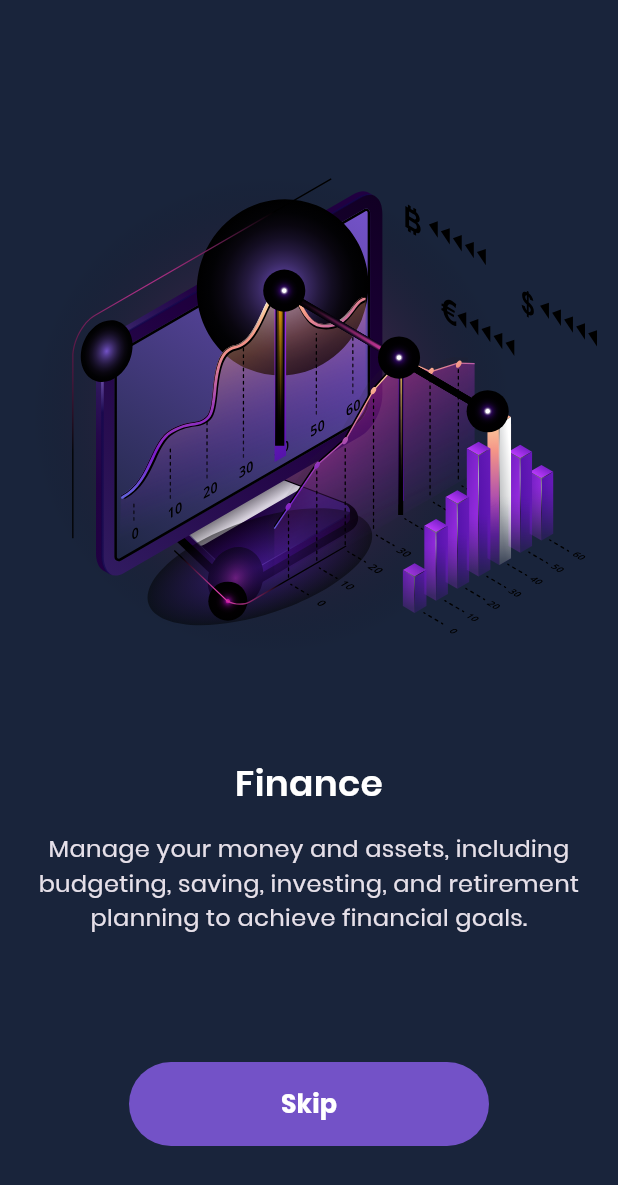
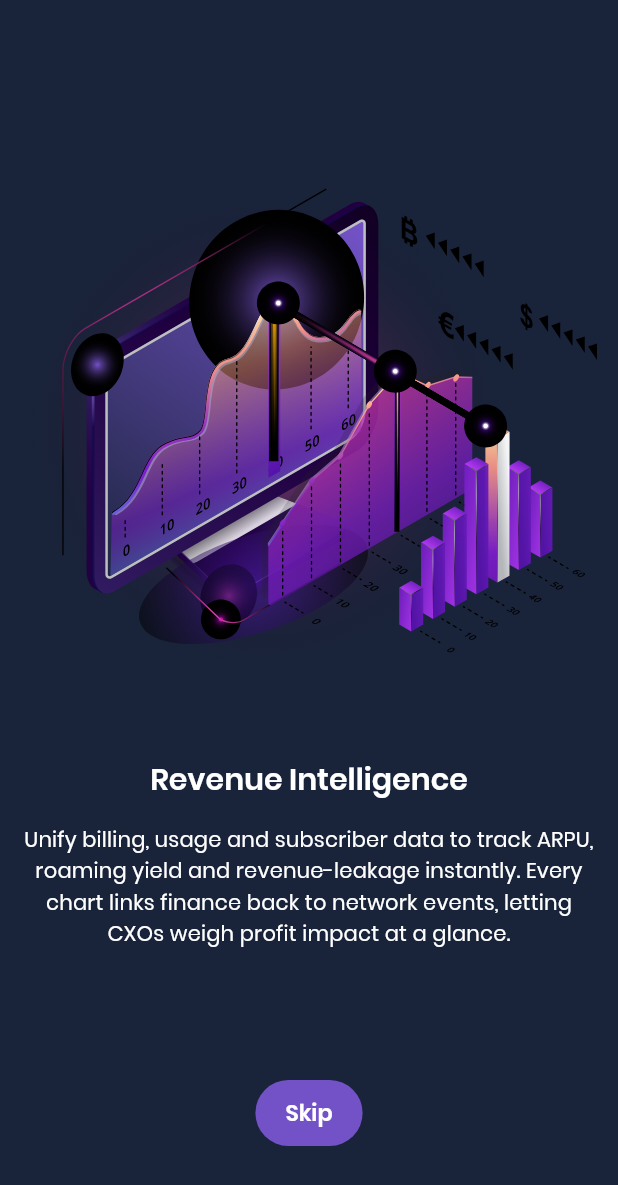
Before and after one commit to Sachin-Advait/omniview, a Flutter app: the screen it shows after launch, swiped to page 2, on a phone screen of 412 x 824 dp. Shown: the top 1185 px of the screen. Run offline on Flutter 3.47's test engine with Material 3 defaults, Android fonts, the phone set to English and light mode, and no system bars; our stand-ins replace dio, equatable, fl_chart, flutter_bloc, flutter_screenutil, flutter_svg and 4 more; accounts and stored records are empty.

Commit message:
Update the text and optimize the svg.

```diff
--- a/lib/modules/onboarding/components/onboarding_data.dart
+++ b/lib/modules/onboarding/components/onboarding_data.dart
@@ -14,21 +14,21 @@ class OnboardingData {
 
 final onboardingPages = [
   OnboardingData(
-    title: 'Strategy',
+    title: 'Network Pulse',
     description:
-        'Focused your plan designed to achieve specific goals. It includes defining objectives, market research, and aligning a roadmap to reach desired outcomes.',
+        'See dropped-call ratio, data throughput, latency and 7 other critical KPIs in real time. OmniView turns raw network telemetry into clear, actionable insights—so you can fix issues before customers even notice.',
     icon: AppSvg.onboarding01,
   ),
   OnboardingData(
-    title: 'Finance',
+    title: 'Revenue Intelligence',
     description:
-        'Manage your money and assets, including budgeting, saving, investing, and retirement planning to achieve financial goals.',
+        'Unify billing, usage and subscriber data to track ARPU, roaming yield and revenue-leakage instantly. Every chart links finance back to network events, letting CXOs weigh profit impact at a glance.',
     icon: AppSvg.onboarding02,
   ),
   OnboardingData(
-    title: 'Analytics',
+    title: 'Strategic Insights',
     description:
-        'Analyzing data to uncover patterns, insights, and trends to support informed decision-making, improve performance, predict outcomes, and improve efficiency.',
+        'AI-powered forecasts simulate 5 G rollout, tariff tweaks and CAPEX plans. Align the entire leadership team around a data-backed roadmap that boosts market share and customer loyalty.',
     icon: AppSvg.onboarding03,
   ),
 ];
--- a/lib/modules/onboarding/page/onboarding.dart
+++ b/lib/modules/onboarding/page/onboarding.dart
@@ -2,7 +2,10 @@ import 'package:flutter/material.dart';
 import 'package:flutter_bloc/flutter_bloc.dart';
 import 'package:flutter_svg/svg.dart';
 import 'package:go_router/go_router.dart';
+import 'package:omniview/common/utils/size_config.dart';
+import 'package:omniview/common/widgets/purple_button.dart';
 import 'package:omniview/config/theme/app_colors.dart';
+import 'package:omniview/config/theme/app_theme.dart';
 import 'package:omniview/data/source/local/session_manager.dart';
 import 'package:omniview/modules/onboarding/components/onboarding_data.dart';
 import 'package:omniview/modules/onboarding/cubit/onboarding_cubit.dart';
@@ -16,7 +19,30 @@ class Onboarding extends StatefulWidget {
 }
 
 class _OnboardingState extends State<Onboarding> {
-  PageController pageController = PageController();
+  late PageController pageController;
+  final Map<String, Widget> _svgCache = {};
+
+  @override
+  void initState() {
+    super.initState();
+    pageController = PageController();
+    _buildSvgCache();
+  }
+
+  void _buildSvgCache() {
+    // Cache SVG widgets to avoid rebuilding them
+    for (final page in onboardingPages) {
+      _svgCache[page.icon] = RepaintBoundary(
+        child: SvgPicture.asset(page.icon, height: 400, fit: BoxFit.contain),
+      );
+    }
+  }
+
+  @override
+  void dispose() {
+    pageController.dispose();
+    super.dispose();
+  }
 
   @override
   Widget build(BuildContext context) {
@@ -24,28 +50,64 @@ class _OnboardingState extends State<Onboarding> {
       body: Column(
         children: [
           Expanded(
-            child: BlocBuilder<OnboardingCubit, int>(
-              builder: (context, index) {
-                return PageView.builder(
+            child: PageView.builder(
               controller: pageController,
               itemCount: onboardingPages.length,
+              physics: const BouncingScrollPhysics(),
               onPageChanged: (index) {
                 context.read<OnboardingCubit>().setPage(index);
               },
               itemBuilder: (context, index) {
-                    final page = onboardingPages[index];
+                return _OnboardingPage(
+                  page: onboardingPages[index],
+                  index: index,
+                );
+              },
+            ),
+          ),
+          _NavigationButton(
+            pageController: pageController,
+            totalPages: onboardingPages.length,
+          ),
+          const SizedBox(height: 60),
+        ],
+      ),
+    );
+  }
+}
+
+// Separate widget to prevent unnecessary rebuilds
+class _OnboardingPage extends StatelessWidget {
+  final OnboardingData page;
+  final int index;
+
+  const _OnboardingPage({required this.page, required this.index});
+
+  @override
+  Widget build(BuildContext context) {
     return Padding(
       padding: const EdgeInsets.symmetric(horizontal: 14.0),
       child: Column(
         mainAxisAlignment: MainAxisAlignment.center,
         children: [
-                          SvgPicture.asset(page.icon, height: 400),
+          // Use RepaintBoundary to optimize SVG rendering
+          RepaintBoundary(
+            child: SvgPicture.asset(
+              page.icon,
+              height: 400,
+              placeholderBuilder: (context) => SizedBox(
+                height: 400,
+                child: Center(
+                  child: CircularProgressIndicator(color: AppColors.white),
+                ),
+              ),
+            ),
+          ),
           const SizedBox(height: 20),
           Text(
             page.title,
-                            style: const TextStyle(
-                              fontSize: 24,
-                              fontWeight: FontWeight.w600,
+            style: context.semiBold.copyWith(
+              fontSize: 20,
               color: AppColors.white,
             ),
           ),
@@ -53,60 +115,55 @@ class _OnboardingState extends State<Onboarding> {
           Text(
             page.description,
             textAlign: TextAlign.center,
-                            style: const TextStyle(fontSize: 16),
+            style: context.regular.copyWith(fontSize: 14),
           ),
-                        ],
-                      ),
-                    );
-                  },
-                );
-              },
-            ),
-          ),
-          BlocBuilder<OnboardingCubit, int>(
-            builder: (context, _) {
-              final cubit = context.read<OnboardingCubit>();
-              final isLast = cubit.isLastPage(onboardingPages.length);
-
-              return TextButton(
-                onPressed: () {
-                  if (isLast) {
-                    context.goNamed(Routes.login);
-                    SessionManager.saveIsFirstTime(true);
-                  } else {
-                    cubit.nextPage(onboardingPages.length);
-                    pageController.animateToPage(
-                      cubit.state,
-                      duration: const Duration(milliseconds: 300),
-                      curve: Curves.easeInOut,
-                    );
-                  }
-                },
-                style: ElevatedButton.styleFrom(
-                  fixedSize: Size.fromWidth(240),
-                  backgroundColor: AppColors.primary,
-                  padding: const EdgeInsets.symmetric(vertical: 16),
-                  shape: RoundedRectangleBorder(
-                    borderRadius: BorderRadius.circular(30),
-                  ),
-                ),
-                child: Padding(
-                  padding: const EdgeInsets.symmetric(horizontal: 20),
-                  child: Text(
-                    isLast ? "Get Started" : "Skip",
-                    style: const TextStyle(
-                      fontSize: 17,
-                      color: AppColors.white,
-                      fontWeight: FontWeight.bold,
-                    ),
-                  ),
-                ),
-              );
-            },
-          ),
-          SizedBox(height: 60),
         ],
       ),
     );
   }
 }
+
+class _NavigationButton extends StatelessWidget {
+  final PageController pageController;
+  final int totalPages;
+
+  const _NavigationButton({
+    required this.pageController,
+    required this.totalPages,
+  });
+
+  @override
+  Widget build(BuildContext context) {
+    return BlocBuilder<OnboardingCubit, int>(
+      buildWhen: (previous, current) => previous != current,
+      builder: (context, currentPage) {
+        final cubit = context.read<OnboardingCubit>();
+        final isLast = cubit.isLastPage(totalPages);
+
+        return PurpleButton(
+          width: 150.widthMultiplier,
+          onPressed: () => _handleButtonPress(context, cubit, isLast),
+          title: currentPage == 0 ? "Get Started" : "Skip",
+        );
+      },
+    );
+  }
+
+  void _handleButtonPress(
+    BuildContext context,
+    OnboardingCubit cubit,
+    bool isLast,
+  ) {
+    if (isLast) {
+      context.goNamed(Routes.login);
+      SessionManager.saveIsFirstTime(true);
+    } else {
+      final nextPage = cubit.state + 1;
+      pageController.animateToPage(
+        nextPage,
+        duration: const Duration(milliseconds: 500),
+        curve: Curves.easeInOutCubic,
+      );
+    }
+  }
+}
```
Also changed, not shown: assets/svg/onboarding_01.svg, assets/svg/onboarding_02.svg, assets/svg/onboarding_03.svg. Lines whose indentation alone changed are shown as unchanged.
